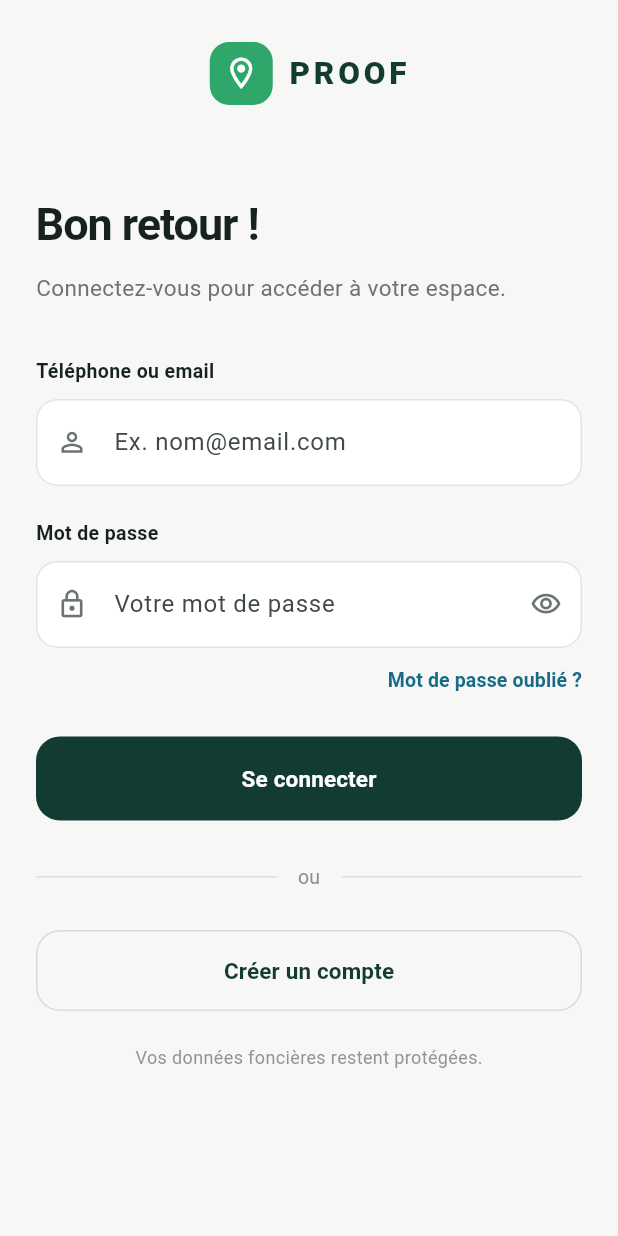
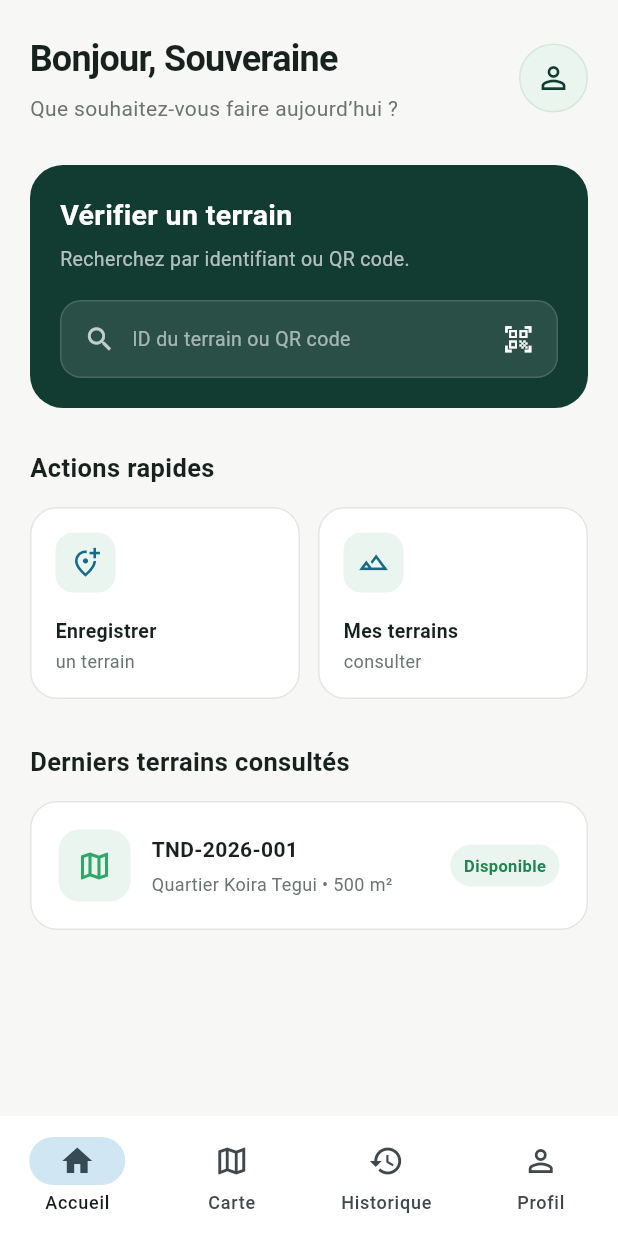
Before and after one commit to abbuss11/proof, a Flutter app: the LoginPage screen opened by its route, after a tap on "Se connecter", on a phone screen of 412 x 824 dp. Run offline on Flutter 3.47's test engine with Material 3 defaults, Android fonts, the phone set to English and light mode, and no system bars; our stand-ins replace go_router.

Commit message:
interface du tableau de bord

```diff
--- a/lib/core/router/app_router.dart
+++ b/lib/core/router/app_router.dart
@@ -1,7 +1,7 @@
 
 import 'package:go_router/go_router.dart';
 import '../../features/auth/presentation/pages/register_page.dart';
-
+import '../../features/home/presentation/pages/home_page.dart';
 import '../../features/auth/presentation/pages/login_page.dart';
 import '../../features/auth/presentation/pages/onboarding_page.dart';
 import '../../features/auth/presentation/pages/splash_page.dart';
@@ -37,6 +37,13 @@ class AppRouter {
     return const RegisterPage();
      },
     ),
+
+    GoRoute(
+  path: '/home',
+  builder: (context, state) {
+    return const HomePage();
+   },
+  ),
     ],
   );
 }
--- a/lib/features/auth/presentation/pages/login_page.dart
+++ b/lib/features/auth/presentation/pages/login_page.dart
@@ -230,7 +230,9 @@ class _LoginPageState extends State<LoginPage> {
                 width: double.infinity,
                 height: 56,
                 child: ElevatedButton(
-                  onPressed: () {},
+                  onPressed: () {
+                    context.go('/home');
+                  },
                   style: ElevatedButton.styleFrom(
                     backgroundColor: const Color(0xFF123B32),
                     foregroundColor: Colors.white,
--- /dev/null
+++ b/lib/features/home/presentation/pages/home_page.dart
@@ -0,0 +1,345 @@
+import 'package:flutter/material.dart';
+
+class HomePage extends StatelessWidget {
+  const HomePage({super.key});
+
+  @override
+  Widget build(BuildContext context) {
+    return Scaffold(
+      backgroundColor: const Color(0xFFF7F8F6),
+      body: SafeArea(
+        child: SingleChildScrollView(
+          padding: const EdgeInsets.fromLTRB(20, 22, 20, 110),
+          child: Column(
+            crossAxisAlignment: CrossAxisAlignment.start,
+            children: [
+              _buildHeader(),
+              const SizedBox(height: 28),
+              _buildSearchCard(),
+              const SizedBox(height: 28),
+              _buildSectionTitle('Actions rapides'),
+              const SizedBox(height: 14),
+              _buildQuickActions(),
+              const SizedBox(height: 30),
+              _buildSectionTitle('Derniers terrains consultés'),
+              const SizedBox(height: 14),
+              _buildRecentLand(),
+            ],
+          ),
+        ),
+      ),
+      bottomNavigationBar: _buildBottomNavigation(),
+    );
+  }
+
+  Widget _buildHeader() {
+    return Row(
+      children: [
+        Expanded(
+          child: Column(
+            crossAxisAlignment: CrossAxisAlignment.start,
+            children: [
+              Text(
+                'Bonjour, Souveraine',
+                style: TextStyle(
+                  color: const Color(0xFF17211E),
+                  fontSize: 24,
+                  fontWeight: FontWeight.w700,
+                  letterSpacing: -0.5,
+                ),
+              ),
+              const SizedBox(height: 6),
+              const Text(
+                'Que souhaitez-vous faire aujourd’hui ?',
+                style: TextStyle(
+                  color: Color(0xFF6B7470),
+                  fontSize: 14,
+                ),
+              ),
+            ],
+          ),
+        ),
+        Container(
+          width: 46,
+          height: 46,
+          decoration: BoxDecoration(
+            color: const Color(0xFFEAF5EF),
+            shape: BoxShape.circle,
+            border: Border.all(
+              color: const Color(0xFFD5E8DC),
+            ),
+          ),
+          child: const Icon(
+            Icons.person_outline,
+            color: Color(0xFF123B32),
+          ),
+        ),
+      ],
+    );
+  }
+
+  Widget _buildSearchCard() {
+    return Container(
+      width: double.infinity,
+      padding: const EdgeInsets.all(20),
+      decoration: BoxDecoration(
+        color: const Color(0xFF123B32),
+        borderRadius: BorderRadius.circular(22),
+      ),
+      child: Column(
+        crossAxisAlignment: CrossAxisAlignment.start,
+        children: [
+          const Text(
+            'Vérifier un terrain',
+            style: TextStyle(
+              color: Colors.white,
+              fontSize: 19,
+              fontWeight: FontWeight.w700,
+            ),
+          ),
+          const SizedBox(height: 6),
+          Text(
+            'Recherchez par identifiant ou QR code.',
+            style: TextStyle(
+              color: Colors.white.withValues(alpha: 0.68),
+              fontSize: 13,
+            ),
+          ),
+          const SizedBox(height: 18),
+          Container(
+            height: 52,
+            padding: const EdgeInsets.symmetric(horizontal: 15),
+            decoration: BoxDecoration(
+              color: Colors.white.withValues(alpha: 0.10),
+              borderRadius: BorderRadius.circular(14),
+              border: Border.all(
+                color: Colors.white.withValues(alpha: 0.14),
+              ),
+            ),
+            child: Row(
+              children: [
+                Icon(
+                  Icons.search,
+                  color: Colors.white.withValues(alpha: 0.72),
+                  size: 21,
+                ),
+                const SizedBox(width: 11),
+                Expanded(
+                  child: Text(
+                    'ID du terrain ou QR code',
+                    style: TextStyle(
+                      color: Colors.white.withValues(alpha: 0.58),
+                      fontSize: 13,
+                    ),
+                  ),
+                ),
+                const Icon(
+                  Icons.qr_code_scanner,
+                  color: Colors.white,
+                  size: 21,
+                ),
+              ],
+            ),
+          ),
+        ],
+      ),
+    );
+  }
+
+  Widget _buildSectionTitle(String title) {
+    return Text(
+      title,
+      style: const TextStyle(
+        color: Color(0xFF17211E),
+        fontSize: 17,
+        fontWeight: FontWeight.w700,
+      ),
+    );
+  }
+
+  Widget _buildQuickActions() {
+    return Row(
+      children: [
+        Expanded(
+          child: _ActionCard(
+            icon: Icons.add_location_alt_outlined,
+            title: 'Enregistrer',
+            subtitle: 'un terrain',
+          ),
+        ),
+        const SizedBox(width: 12),
+        Expanded(
+          child: _ActionCard(
+            icon: Icons.landscape_outlined,
+            title: 'Mes terrains',
+            subtitle: 'consulter',
+          ),
+        ),
+      ],
+    );
+  }
+
+  Widget _buildRecentLand() {
+    return Container(
+      width: double.infinity,
+      padding: const EdgeInsets.all(18),
+      decoration: BoxDecoration(
+        color: Colors.white,
+        borderRadius: BorderRadius.circular(18),
+        border: Border.all(
+          color: const Color(0xFFE2E7E4),
+        ),
+      ),
+      child: Row(
+        children: [
+          Container(
+            width: 48,
+            height: 48,
+            decoration: BoxDecoration(
+              color: const Color(0xFFEAF5EF),
+              borderRadius: BorderRadius.circular(14),
+            ),
+            child: const Icon(
+              Icons.map_outlined,
+              color: Color(0xFF2FA66A),
+            ),
+          ),
+          const SizedBox(width: 14),
+          const Expanded(
+            child: Column(
+              crossAxisAlignment: CrossAxisAlignment.start,
+              children: [
+                Text(
+                  'TND-2026-001',
+                  style: TextStyle(
+                    color: Color(0xFF17211E),
+                    fontSize: 14,
+                    fontWeight: FontWeight.w700,
+                  ),
+                ),
+                SizedBox(height: 5),
+                Text(
+                  'Quartier Koira Tegui • 500 m²',
+                  style: TextStyle(
+                    color: Color(0xFF6B7470),
+                    fontSize: 12,
+                  ),
+                ),
+              ],
+            ),
+          ),
+          Container(
+            padding: const EdgeInsets.symmetric(
+              horizontal: 9,
+              vertical: 6,
+            ),
+            decoration: BoxDecoration(
+              color: const Color(0xFFEAF5EF),
+              borderRadius: BorderRadius.circular(20),
+            ),
+            child: const Text(
+              'Disponible',
+              style: TextStyle(
+                color: Color(0xFF238452),
+                fontSize: 11,
+                fontWeight: FontWeight.w600,
+              ),
+            ),
+          ),
+        ],
+      ),
+    );
+  }
+
+  Widget _buildBottomNavigation() {
+    return NavigationBar(
+      backgroundColor: Colors.white,
+      elevation: 0,
+      selectedIndex: 0,
+      destinations: const [
+        NavigationDestination(
+          icon: Icon(Icons.home_outlined),
+          selectedIcon: Icon(Icons.home),
+          label: 'Accueil',
+        ),
+        NavigationDestination(
+          icon: Icon(Icons.map_outlined),
+          selectedIcon: Icon(Icons.map),
+          label: 'Carte',
+        ),
+        NavigationDestination(
+          icon: Icon(Icons.history_outlined),
+          selectedIcon: Icon(Icons.history),
+          label: 'Historique',
+        ),
+        NavigationDestination(
+          icon: Icon(Icons.person_outline),
+          selectedIcon: Icon(Icons.person),
+          label: 'Profil',
+        ),
+      ],
+    );
+  }
+}
+
+class _ActionCard extends StatelessWidget {
+  final IconData icon;
+  final String title;
+  final String subtitle;
+
+  const _ActionCard({
+    required this.icon,
+    required this.title,
+    required this.subtitle,
+  });
+
+  @override
+  Widget build(BuildContext context) {
+    return Container(
+      height: 128,
+      padding: const EdgeInsets.all(16),
+      decoration: BoxDecoration(
+        color: Colors.white,
+        borderRadius: BorderRadius.circular(18),
+        border: Border.all(
+          color: const Color(0xFFE2E7E4),
+        ),
+      ),
+      child: Column(
+        crossAxisAlignment: CrossAxisAlignment.start,
+        children: [
+          Container(
+            width: 40,
+            height: 40,
+            decoration: BoxDecoration(
+              color: const Color(0xFFEAF5EF),
+              borderRadius: BorderRadius.circular(12),
+            ),
+            child: Icon(
+              icon,
+              color: const Color(0xFF176B87),
+              size: 21,
+            ),
+          ),
+          const Spacer(),
+          Text(
+            title,
+            style: const TextStyle(
+              color: Color(0xFF17211E),
+              fontSize: 13,
+              fontWeight: FontWeight.w700,
+            ),
+          ),
+          const SizedBox(height: 2),
+          Text(
+            subtitle,
+            style: const TextStyle(
+              color: Color(0xFF6B7470),
+              fontSize: 12,
+            ),
+          ),
+        ],
+      ),
+    );
+  }
+}
```
